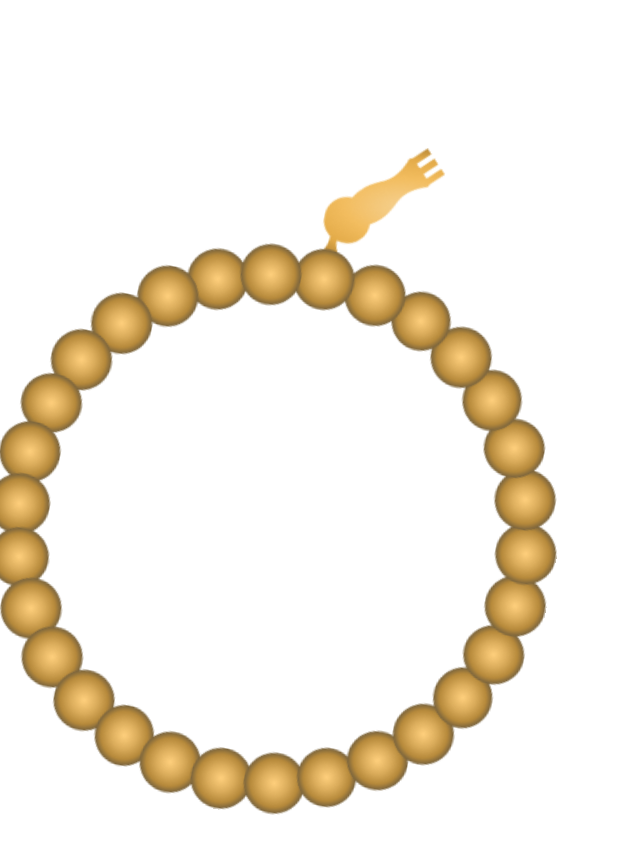
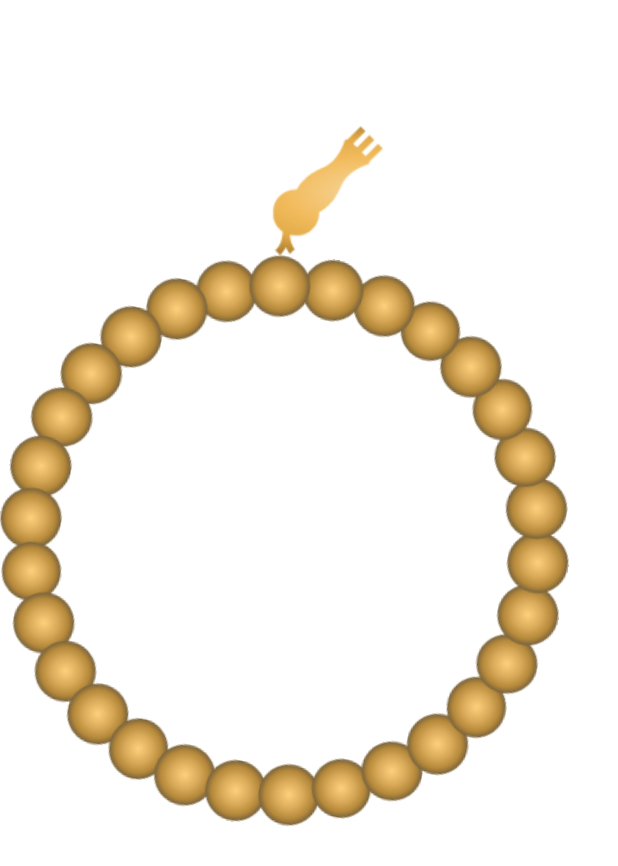
Before and after one commit to rajeh1032/islami, a Flutter app: the SebhaTab widget shown alone on an empty page, opened directly, after a tap on "سبحان الله", on a phone screen of 412 x 824 dp. Shown: the top 866 px of the screen. Run offline on Flutter 3.47's test engine with Material 3 defaults, Android fonts, the phone set to English and light mode, and no system bars; our stand-ins replace carousel_slider, google_fonts, introduction_screen, shared_preferences; accounts and stored records are empty.

Commit message:
Refactor code structure for improved readability and maintainability

```diff
--- a/lib/ui/home/tabs/hadith/hadith_item.dart
+++ b/lib/ui/home/tabs/hadith/hadith_item.dart
@@ -56,6 +56,7 @@ class _HadithItemState extends State<HadithItem> {
                           child: Text(
                             hadith?.title ?? "",
                             style: AppStyles.bold20Black,
+                            textAlign: TextAlign.center,
                           ),
                         ),
                         Image.asset(AppAssets.rightHadithCorner),
--- a/lib/ui/home/tabs/sebha/sebha_tab.dart
+++ b/lib/ui/home/tabs/sebha/sebha_tab.dart
@@ -41,14 +41,16 @@ class _SebhaTabState extends State<SebhaTab> {
       SizedBox(
         height: height * 0.02,
       ),
+      Image.asset(
+        AppAssets.SebhaHead,
+      ),
       GestureDetector(
         onTap: () {
           HapticFeedback.mediumImpact();
           setState(() {
-            angle += 0.2;
             if (counter < 33) {
               counter += 1;
-              angle += 0.0000005;
+              angle += 0.03;
             } else {
               angle = 0;
 
@@ -58,10 +60,11 @@ class _SebhaTabState extends State<SebhaTab> {
           });
         },
         child: Stack(alignment: AlignmentDirectional.center, children: [
-          Transform.rotate(
-            angle: angle,
+          AnimatedRotation(
+            duration: const Duration(milliseconds: 400),
+            turns: angle,
             child: Image.asset(
-              AppAssets.sebha,
+              AppAssets.SebhaBody,
             ),
           ),
           Column(
--- a/lib/utils/app_assets.dart
+++ b/lib/utils/app_assets.dart
@@ -22,5 +22,6 @@ class AppAssets {
       "assets/images/left_hadith_corner.png";
   static const String leftHadithCorner =
       "assets/images/rigth_hadith_corner.png";
-  static const String sebha = "assets/images/Sebha.png";
+  static const String SebhaBody = "assets/images/SebhaBody.png";
+  static const String SebhaHead = "assets/images/SEBHA_HEAD.png";
 }
```
Also changed, not shown: assets/images/2.0x/SEBHA_HEAD@2x.png (added), assets/images/2.0x/Sebha@2x.png (deleted), assets/images/2.0x/SebhaBody@2x.png (added), assets/images/3.0x/SEBHA_HEAD@3x.png (added), assets/images/3.0x/Sebha@3x.png (deleted), assets/images/3.0x/SebhaBody@3x.png (added), assets/images/SEBHA_HEAD.png (added), assets/images/Sebha.png (deleted), assets/images/SebhaBody.png (added).
